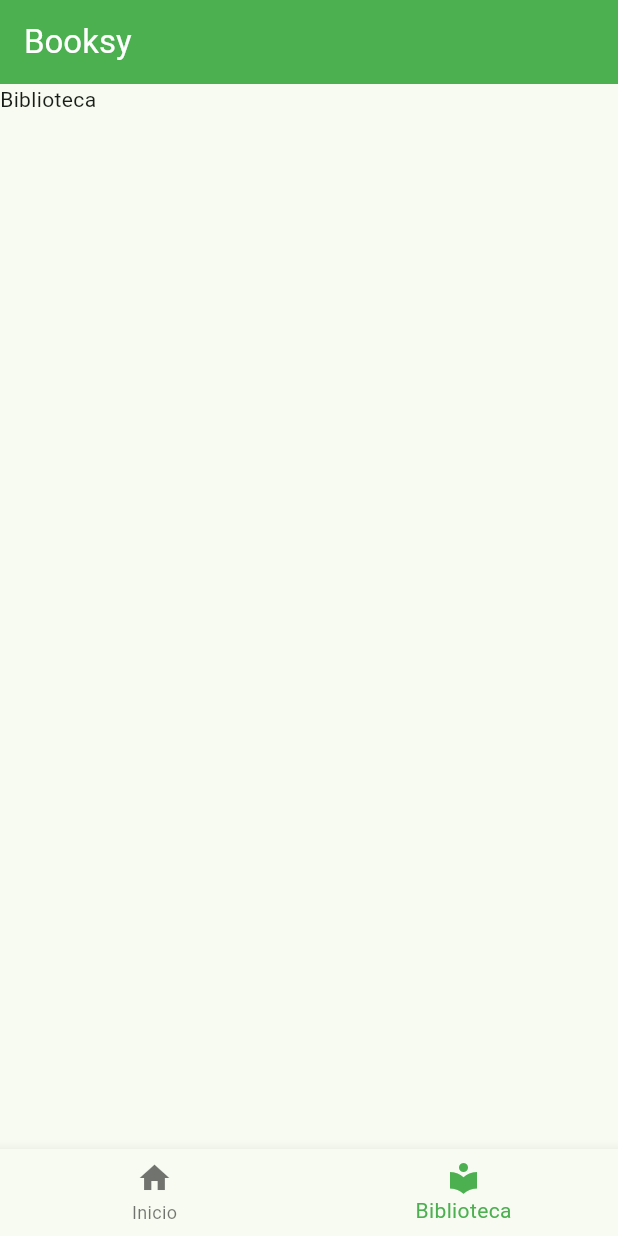
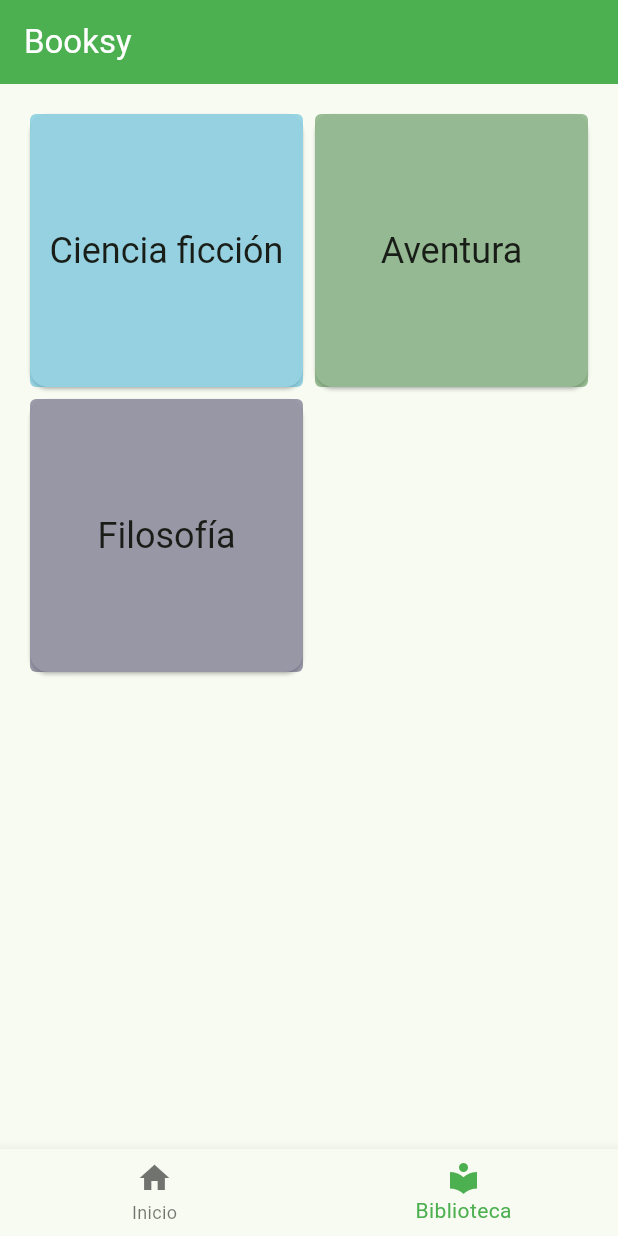
Before and after one commit to JuanMerino15/Libreria_Flutter, a Flutter app: the screen it shows after launch, item 2 of the bottom bar chosen, on a phone screen of 412 x 824 dp. Run offline on Flutter 3.47's test engine with Material 3 defaults, Android fonts, the light colour scheme and no system bars.

Commit message:
Pantalla biblioteca y su GridView

```diff
--- /dev/null
+++ b/lib/categories/categories_screen.dart
@@ -0,0 +1,72 @@
+import 'package:booksy_app/model/book_category.dart';
+import 'package:booksy_app/utils.dart';
+import 'package:flutter/material.dart';
+
+class CategoriesScreen extends StatelessWidget {
+  const CategoriesScreen({super.key});
+
+  @override
+  Widget build(BuildContext context) {
+    return BookCategoriesGrid();
+  }
+}
+
+class BookCategoriesGrid extends StatelessWidget {
+  const BookCategoriesGrid({super.key});
+
+  static final List<BookCategory> _categories = [
+    BookCategory(id: 1, name: "Ciencia ficción", colorBg: "#A9CCE3"),
+    BookCategory(id: 2, name: "Aventura", colorBg: "#C5F0B3"),
+    BookCategory(id: 3, name: "Filosofía", colorBg: "#F0B3E1"),
+  ];
+  @override
+  Widget build(BuildContext context) {
+    return Container(
+      margin : const EdgeInsets.all(16),
+      child: GridView.builder(
+        itemCount: _categories.length,
+        gridDelegate:
+          const SliverGridDelegateWithFixedCrossAxisCount(crossAxisCount: 2),
+        itemBuilder: (context, index) {
+          return TileCategory(_categories[index]);
+
+        }
+        ),
+    );
+  }
+
+}
+
+class TileCategory extends StatelessWidget {
+  final BookCategory _category;
+  const TileCategory(this._category, {super.key});
+
+  @override
+  Widget build(BuildContext context) {
+    return Card(
+
+      child: InkWell(
+        borderRadius: BorderRadius.circular(4.0),
+        onTap: () {
+          _navigateToBooksWithCategory();
+        },
+        child: Container(
+          alignment: AlignmentDirectional.center ,
+
+          decoration: BoxDecoration(borderRadius:  BorderRadius.circular(4.0),
+          color: hexToColor(_category.colorBg),
+          ),
+          child: Text(_category.name,
+          style: Theme.of(context).textTheme.headlineSmall,
+            textAlign: TextAlign.center,
+          ),
+        ),
+      ));
+
+  }
+
+  void _navigateToBooksWithCategory() {
+    // Navegar a la pantalla de lista de libros de la categoria
+
+  }
+}
--- a/lib/main.dart
+++ b/lib/main.dart
@@ -1,3 +1,4 @@
+import 'package:booksy_app/categories/categories_screen.dart';
 import 'package:booksy_app/home/home_screen.dart';
 import 'package:flutter/material.dart';
 
@@ -37,7 +38,7 @@
 
 class _BottomNavigationWidgetState extends State<BottomNavigationWidget>{
   int _selectedIndex = 0;
-  static const List<Widget> _sections = [HomeScreen(), Text('Biblioteca'),];
+  static const List<Widget> _sections = [HomeScreen(), CategoriesScreen(),];
 
   @override
   Widget build(BuildContext context) {
--- /dev/null
+++ b/lib/model/book_category.dart
@@ -0,0 +1,6 @@
+class BookCategory {
+  final int id;
+  final String name;
+  final String colorBg;
+  BookCategory({required this.id, required this.name, required this.colorBg});
+}
--- /dev/null
+++ b/lib/utils.dart
@@ -0,0 +1,5 @@
+import 'package:flutter/material.dart';
+
+Color hexToColor(String code) {
+  return Color(int.parse(code.substring(1, 6), radix: 16) + 0x66000000);
+}
```
